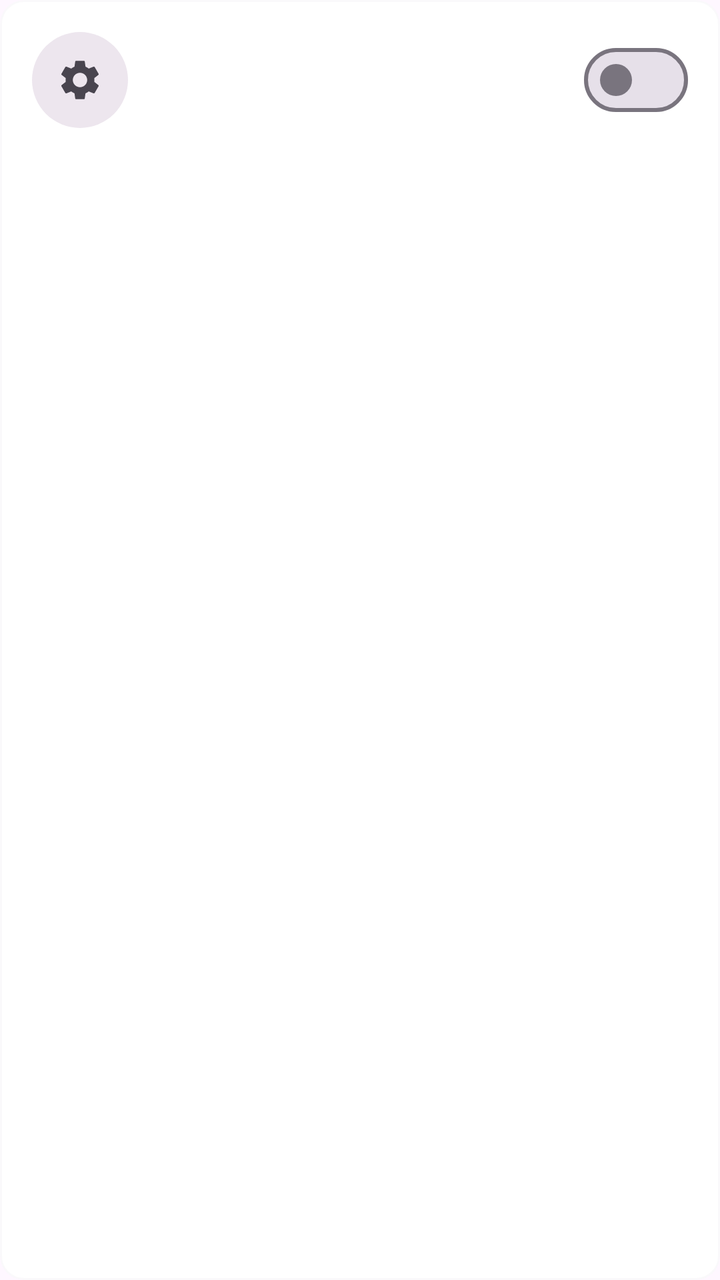
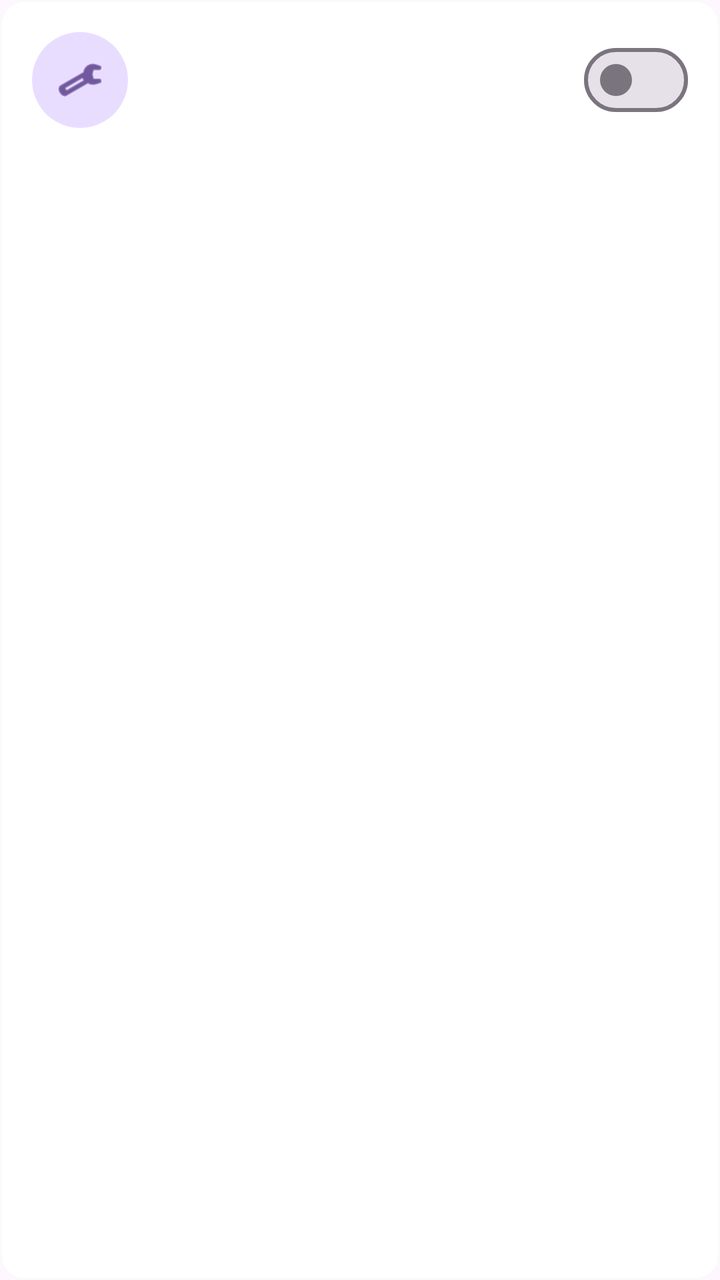

Two renders of the same Android screen: before a commit and after it. Below are the layout's source before the change and the commit's diff.
<!-- AndroidManifest.xml: application theme Theme.ClawDroid -->
<!-- res/layout/item_tool_setting.xml -->
<?xml version="1.0" encoding="utf-8"?>
<com.google.android.material.card.MaterialCardView
    xmlns:android="http://schemas.android.com/apk/res/android"
    xmlns:app="http://schemas.android.com/apk/res-auto"
    android:layout_width="match_parent"
    android:layout_height="wrap_content"
    android:layout_marginBottom="@dimen/spacing_sm"
    app:cardCornerRadius="@dimen/radius_lg"
    app:cardElevation="0dp"
    app:cardBackgroundColor="@color/md_surface_container_lowest"
    app:strokeWidth="1dp"
    app:strokeColor="@color/outline_variant_10">

    <LinearLayout
        android:layout_width="match_parent"
        android:layout_height="wrap_content"
        android:orientation="horizontal"
        android:gravity="center_vertical"
        android:padding="@dimen/spacing_lg">

        <FrameLayout
            android:layout_width="@dimen/avatar_lg"
            android:layout_height="@dimen/avatar_lg"
            android:background="@drawable/bg_chip_surface">

            <ImageView
                android:id="@+id/ivToolIcon"
                android:layout_width="@dimen/icon_md"
                android:layout_height="@dimen/icon_md"
                android:layout_gravity="center"
                android:src="@drawable/ic_settings_gear"
                android:contentDescription="tool" />

        </FrameLayout>

        <LinearLayout
            android:layout_width="0dp"
            android:layout_height="wrap_content"
            android:layout_weight="1"
            android:orientation="vertical"
            android:layout_marginStart="@dimen/spacing_lg">

            <TextView
                android:id="@+id/tvToolName"
                android:layout_width="wrap_content"
                android:layout_height="wrap_content"
                android:textSize="@dimen/text_base"
                android:textStyle="bold"
                android:textColor="@color/md_on_surface" />

            <TextView
                android:id="@+id/tvToolDescription"
                android:layout_width="wrap_content"
                android:layout_height="wrap_content"
                android:textSize="@dimen/text_sm"
                android:textColor="@color/md_on_surface_variant"
                android:layout_marginTop="4dp" />
        </LinearLayout>

        <com.google.android.material.materialswitch.MaterialSwitch
            android:id="@+id/switchEnabled"
            android:layout_width="wrap_content"
            android:layout_height="wrap_content" />

    </LinearLayout>
</com.google.android.material.card.MaterialCardView>
<!-- resources referenced by this layout -->
<resources>
  <!-- drawable bg_chip_surface (drawable) -->
  <?xml version="1.0" encoding="utf-8"?>
  <shape xmlns:android="http://schemas.android.com/apk/res/android"
      android:shape="rectangle">
      <solid android:color="#EDE6EE" />
      <corners android:radius="9999dp" />
  </shape>
  <!-- drawable ic_settings_gear (drawable) -->
  <vector xmlns:android="http://schemas.android.com/apk/res/android"
      android:width="24dp"
      android:height="24dp"
      android:viewportWidth="24"
      android:viewportHeight="24"
      android:tint="?attr/colorControlNormal">
      <path
          android:fillColor="@android:color/white"
          android:pathData="M19.14,12.94c0.04,-0.3 0.06,-0.61 0.06,-0.94c0,-0.32 -0.02,-0.64 -0.07,-0.94l2.03,-1.58c0.18,-0.14 0.23,-0.41 0.12,-0.61l-1.92,-3.32c-0.12,-0.22 -0.37,-0.29 -0.59,-0.22l-2.39,0.96c-0.5,-0.38 -1.03,-0.7 -1.62,-0.94L14.4,2.81c-0.04,-0.24 -0.24,-0.41 -0.48,-0.41h-3.84c-0.24,0 -0.43,0.17 -0.47,0.41L9.25,5.35C8.66,5.59 8.12,5.92 7.63,6.29L5.24,5.33c-0.22,-0.08 -0.47,0 -0.59,0.22L2.74,8.87C2.62,9.08 2.66,9.34 2.86,9.48l2.03,1.58C4.84,11.36 4.8,11.69 4.8,12s0.02,0.64 0.07,0.94l-2.03,1.58c-0.18,0.14 -0.23,0.41 -0.12,0.61l1.92,3.32c0.12,0.22 0.37,0.29 0.59,0.22l2.39,-0.96c0.5,0.38 1.03,0.7 1.62,0.94l0.36,2.54c0.05,0.24 0.24,0.41 0.48,0.41h3.84c0.24,0 0.44,-0.17 0.47,-0.41l0.36,-2.54c0.59,-0.24 1.13,-0.56 1.62,-0.94l2.39,0.96c0.22,0.08 0.47,0 0.59,-0.22l1.92,-3.32c0.12,-0.22 0.07,-0.47 -0.12,-0.61L19.14,12.94zM12,15.6c-1.98,0 -3.6,-1.62 -3.6,-3.6s1.62,-3.6 3.6,-3.6s3.6,1.62 3.6,3.6S13.98,15.6 12,15.6z" />
  </vector>
  <style name="Theme.ClawDroid" parent="Theme.Material3.Light.NoActionBar">
          
          <item name="colorPrimary">@color/purple_primary</item>
          <item name="colorPrimaryContainer">@color/purple_primary_variant</item>
          <item name="colorOnPrimary">@color/purple_on_primary</item>
          <item name="colorOnPrimaryContainer">#E0D2FF</item>
  
          
          <item name="colorSecondary">#625B71</item>
          <item name="colorSecondaryContainer">#E8DEF9</item>
          <item name="colorOnSecondary">@color/purple_on_primary</item>
          <item name="colorOnSecondaryContainer">#686177</item>
  
          
          <item name="colorTertiary">#633B48</item>
          <item name="colorTertiaryContainer">#7D5260</item>
          <item name="colorOnTertiary">@color/purple_on_primary</item>
          <item name="colorOnTertiaryContainer">#FFCBDA</item>
  
          
          <item name="colorError">#BA1A1A</item>
          <item name="colorErrorContainer">#FFDAD6</item>
          <item name="colorOnError">@color/purple_on_primary</item>
          <item name="colorOnErrorContainer">#93000A</item>
  
          
          <item name="colorSurface">#FEF7FF</item>
          <item name="colorSurfaceVariant">#E7E0E8</item>
          <item name="colorOnSurface">#1D1B20</item>
          <item name="colorOnSurfaceVariant">#494551</item>
          <item name="android:colorBackground">@color/background</item>
          <item name="colorOnBackground">#1D1B20</item>
          <item name="colorSurfaceContainerLowest">#FFFFFF</item>
          <item name="colorSurfaceContainerLow">#F8F1F9</item>
          <item name="colorSurfaceContainer">#F2ECF4</item>
          <item name="colorSurfaceContainerHigh">#EDE6EE</item>
          <item name="colorSurfaceContainerHighest">#E7E0E8</item>
  
          
          <item name="colorOutline">#7A7582</item>
          <item name="colorOutlineVariant">#CBC4D2</item>
  
          
          <item name="colorSurfaceInverse">#322F35</item>
          <item name="colorOnSurfaceInverse">#F5EFF6</item>
          <item name="colorPrimaryInverse">#CFBCFF</item>
  
          
          <item name="android:statusBarColor">@color/background</item>
          <item name="android:navigationBarColor">#FEF7FF</item>
          <item name="android:windowLightStatusBar">true</item>
  
          
          <item name="shapeAppearanceSmallComponent">@style/Shape.ClawDroid.Small</item>
          <item name="shapeAppearanceMediumComponent">@style/Shape.ClawDroid.Medium</item>
          <item name="shapeAppearanceLargeComponent">@style/Shape.ClawDroid.Large</item>
      </style>
  <!-- unchanged entries left out for length: 18 -->
</resources>

<!-- the commit's change to res/layout/item_tool_setting.xml (unified diff, before → after) -->
@@ -28,8 +28,9 @@
                 android:layout_width="@dimen/icon_md"
                 android:layout_height="@dimen/icon_md"
                 android:layout_gravity="center"
-                android:src="@drawable/ic_settings_gear"
-                android:contentDescription="tool" />
+                android:src="@android:drawable/ic_menu_manage"
+                android:contentDescription="tool"
+                app:tint="@color/md_on_primary_fixed" />
 
         </FrameLayout>
 
<!-- resource entries referenced after the edit -->
@@ -1,23 +1,13 @@
 <!-- resources referenced by this layout -->
 <resources>
+  <color name="md_on_primary_fixed">#22005D</color>
   <!-- drawable bg_chip_surface (drawable) -->
   <?xml version="1.0" encoding="utf-8"?>
   <shape xmlns:android="http://schemas.android.com/apk/res/android"
       android:shape="rectangle">
-      <solid android:color="#EDE6EE" />
+      <solid android:color="@color/md_primary_fixed" />
       <corners android:radius="9999dp" />
   </shape>
-  <!-- drawable ic_settings_gear (drawable) -->
-  <vector xmlns:android="http://schemas.android.com/apk/res/android"
-      android:width="24dp"
-      android:height="24dp"
-      android:viewportWidth="24"
-      android:viewportHeight="24"
-      android:tint="?attr/colorControlNormal">
-      <path
-          android:fillColor="@android:color/white"
-          android:pathData="M19.14,12.94c0.04,-0.3 0.06,-0.61 0.06,-0.94c0,-0.32 -0.02,-0.64 -0.07,-0.94l2.03,-1.58c0.18,-0.14 0.23,-0.41 0.12,-0.61l-1.92,-3.32c-0.12,-0.22 -0.37,-0.29 -0.59,-0.22l-2.39,0.96c-0.5,-0.38 -1.03,-0.7 -1.62,-0.94L14.4,2.81c-0.04,-0.24 -0.24,-0.41 -0.48,-0.41h-3.84c-0.24,0 -0.43,0.17 -0.47,0.41L9.25,5.35C8.66,5.59 8.12,5.92 7.63,6.29L5.24,5.33c-0.22,-0.08 -0.47,0 -0.59,0.22L2.74,8.87C2.62,9.08 2.66,9.34 2.86,9.48l2.03,1.58C4.84,11.36 4.8,11.69 4.8,12s0.02,0.64 0.07,0.94l-2.03,1.58c-0.18,0.14 -0.23,0.41 -0.12,0.61l1.92,3.32c0.12,0.22 0.37,0.29 0.59,0.22l2.39,-0.96c0.5,0.38 1.03,0.7 1.62,0.94l0.36,2.54c0.05,0.24 0.24,0.41 0.48,0.41h3.84c0.24,0 0.44,-0.17 0.47,-0.41l0.36,-2.54c0.59,-0.24 1.13,-0.56 1.62,-0.94l2.39,0.96c0.22,0.08 0.47,0 0.59,-0.22l1.92,-3.32c0.12,-0.22 0.07,-0.47 -0.12,-0.61L19.14,12.94zM12,15.6c-1.98,0 -3.6,-1.62 -3.6,-3.6s1.62,-3.6 3.6,-3.6s3.6,1.62 3.6,3.6S13.98,15.6 12,15.6z" />
-  </vector>
   <style name="Theme.ClawDroid" parent="Theme.Material3.Light.NoActionBar">
           
           <item name="colorPrimary">@color/purple_primary</item>
@@ -67,14 +57,17 @@
   
           
           <item name="android:statusBarColor">@color/background</item>
-          <item name="android:navigationBarColor">#FEF7FF</item>
+          <item name="android:navigationBarColor">@color/md_primary_container</item>
           <item name="android:windowLightStatusBar">true</item>
+          <item name="android:windowLightNavigationBar">false</item>
   
           
           <item name="shapeAppearanceSmallComponent">@style/Shape.ClawDroid.Small</item>
           <item name="shapeAppearanceMediumComponent">@style/Shape.ClawDroid.Medium</item>
           <item name="shapeAppearanceLargeComponent">@style/Shape.ClawDroid.Large</item>
       </style>
+  <color name="md_primary_fixed">#E9DDFF</color>
+  <color name="md_primary_container">#6750A4</color>
   <!-- unchanged entries left out for length: 18 -->
 </resources>
 
